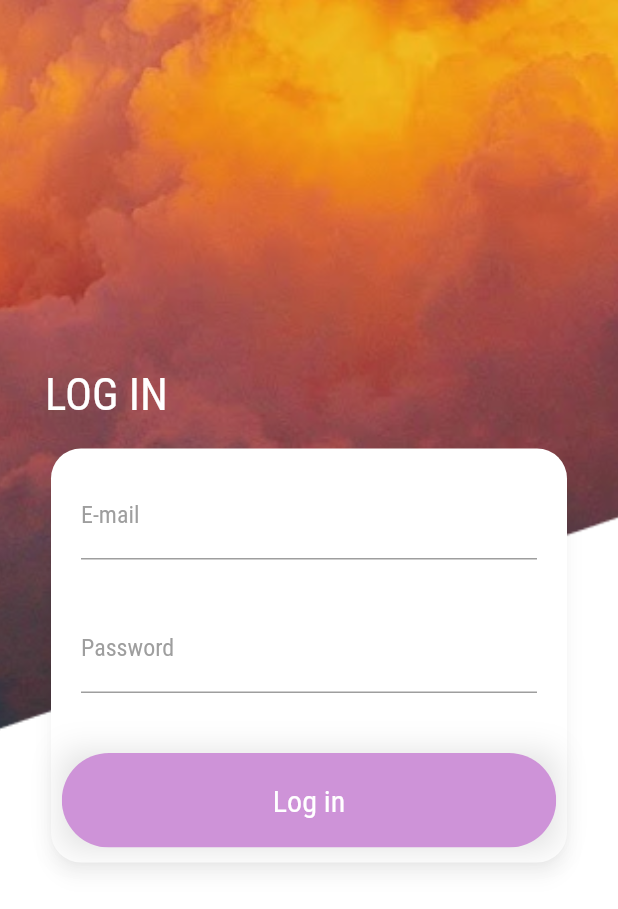
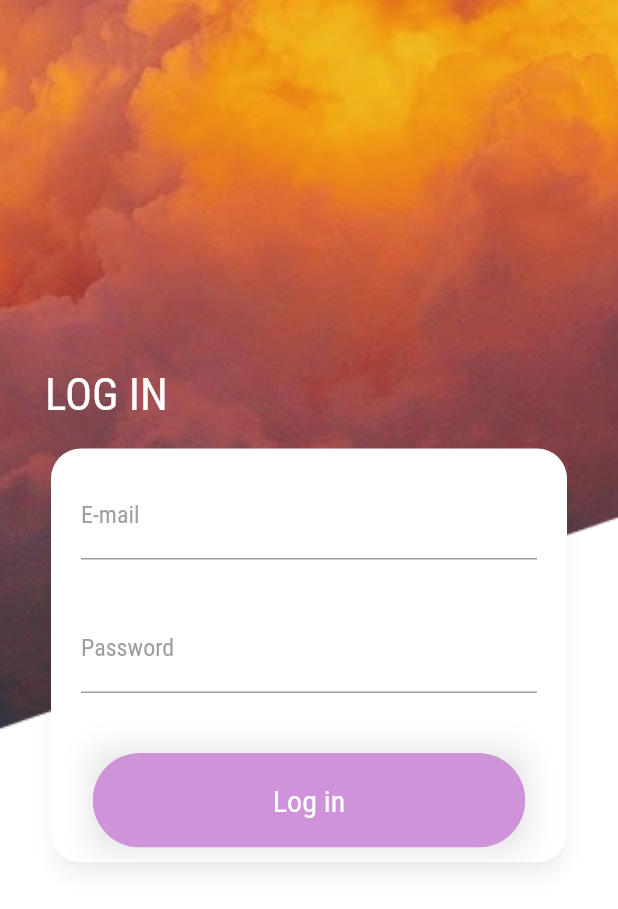
Before and after one commit to Ekaterina300799/UI_practice, a Flutter app: the screen it shows after launch, on a phone screen of 412 x 824 dp. Shown: the top 909 px of the screen. Run offline on Flutter 3.47's test engine with Material 2 defaults, Android fonts, the phone set to English and light mode, and no system bars; our stand-ins replace flutter_svg; missing offline and left inert: cuberto_bottom_bar.

Commit message:
fixed the error

```diff
--- a/app_practice/lib/data/api.dart
+++ b/app_practice/lib/data/api.dart
@@ -2,7 +2,7 @@ import 'package:app_practice/data/dataModel.dart';
 import 'package:http/http.dart' as http;
 
 class UserApi {
-  static const String url = 'https://jsonplaceholder.typicode.com/users';
+  static const String url = 'https://jsonplaceholder.typicode.com/user';
 
   static Future<List<User>> getUsers() async {
     try {
--- a/app_practice/lib/screens/loginScreen/widgets/logCard.dart
+++ b/app_practice/lib/screens/loginScreen/widgets/logCard.dart
@@ -38,10 +38,10 @@ class _LoginCardState extends State<LoginCard> {
     var mq = MediaQuery.of(context).size.width;
     return Container(
       child: Positioned(
-        bottom: mq * 0.5,
+        bottom: 100,
         left: 30,
         right: 30,
-        top: mq * 0.5,
+        top: 100,
         child: Column(
           mainAxisAlignment: MainAxisAlignment.center,
           crossAxisAlignment: CrossAxisAlignment.start,
@@ -84,7 +84,7 @@ class _LoginCardState extends State<LoginCard> {
                           color: Colors.black12,
                           offset: Offset(0.0, 0.1))
                     ]),
-                    width: mq * 0.8,
+                    width: mq * 0.7,
                     child: ClipRRect(
                       borderRadius: BorderRadius.circular(50),
                       child: TextButton(
```
